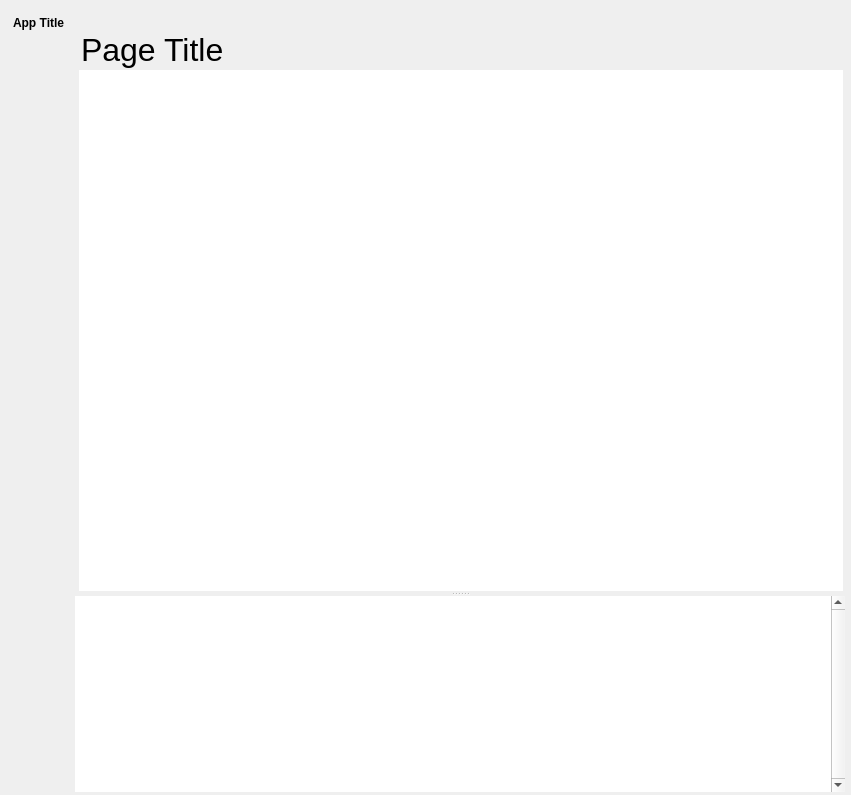
First picture: the form in src/conan_app_launcher/ui/fluent_window/fluent_window.ui, repository goszpeti/conan_explorer, before the edit.
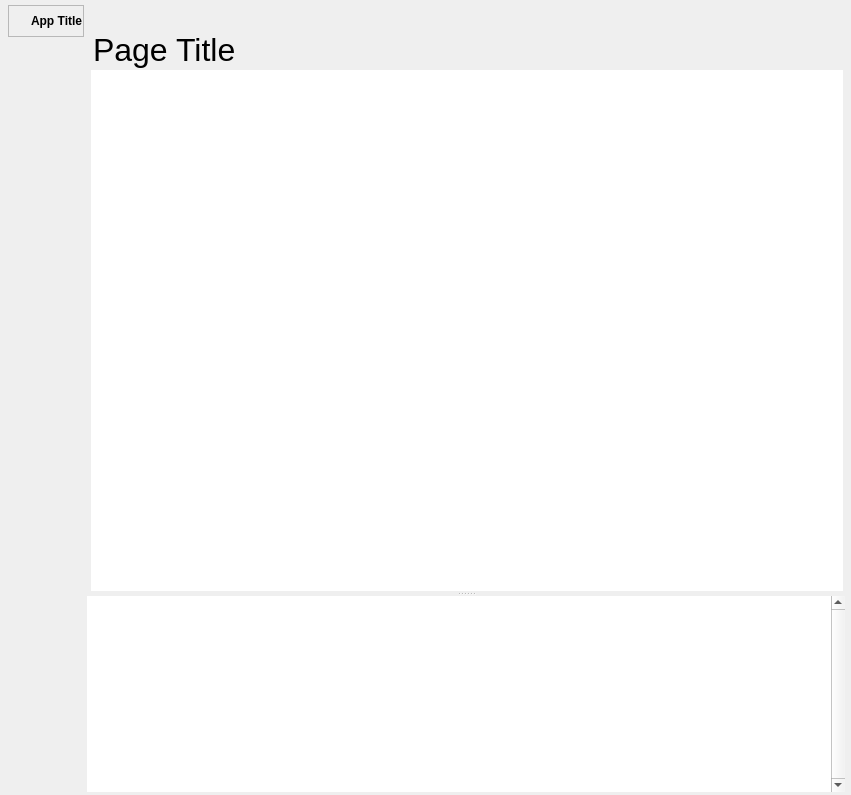
Second picture: the form after the edit. Icons and pictures are not drawn.

Commit message: Add title icon

What changed in the file:
```diff
--- a/src/conan_app_launcher/ui/fluent_window/fluent_window.ui
+++ b/src/conan_app_launcher/ui/fluent_window/fluent_window.ui
@@ -942,6 +942,55 @@
               <number>0</number>
              </property>
              <item>
+              <widget class="QFrame" name="frame">
+               <property name="frameShape">
+                <enum>QFrame::StyledPanel</enum>
+               </property>
+               <property name="frameShadow">
+                <enum>QFrame::Raised</enum>
+               </property>
+               <layout class="QHBoxLayout" name="horizontalLayout">
+                <property name="leftMargin">
+                 <number>4</number>
+                </property>
+                <property name="topMargin">
+                 <number>0</number>
+                </property>
+                <property name="rightMargin">
+                 <number>0</number>
+                </property>
+                <property name="bottomMargin">
+                 <number>0</number>
+                </property>
+                <item>
+                 <widget class="QLabel" name="title_icon_label">
+                  <property name="sizePolicy">
+                   <sizepolicy hsizetype="Fixed" vsizetype="Fixed">
+                    <horstretch>0</horstretch>
+                    <verstretch>0</verstretch>
+                   </sizepolicy>
+                  </property>
+                  <property name="maximumSize">
+                   <size>
+                    <width>25</width>
+                    <height>25</height>
+                   </size>
+                  </property>
+                  <property name="text">
+                   <string/>
+                  </property>
+                  <property name="pixmap">
+                   <pixmap>../../assets/icons/icon.ico</pixmap>
+                  </property>
+                  <property name="scaledContents">
+                   <bool>true</bool>
+                  </property>
+                  <property name="alignment">
+                   <set>Qt::AlignCenter</set>
+                  </property>
+                 </widget>
+                </item>
+                <item>
               <widget class="QLabel" name="title_label">
                <property name="minimumSize">
                 <size>
@@ -963,7 +1012,7 @@
                 <string>App Title</string>
                </property>
                <property name="alignment">
-                <set>Qt::AlignBottom|Qt::AlignLeading|Qt::AlignLeft</set>
+                   <set>Qt::AlignLeading|Qt::AlignLeft|Qt::AlignVCenter</set>
                </property>
                <property name="margin">
                 <number>0</number>
@@ -971,6 +1020,9 @@
                <property name="indent">
                 <number>5</number>
                </property>
+                 </widget>
+                </item>
+               </layout>
               </widget>
              </item>
              <item>
```
Lines whose indentation alone changed are shown as unchanged. The commit also changes 3 other files.
